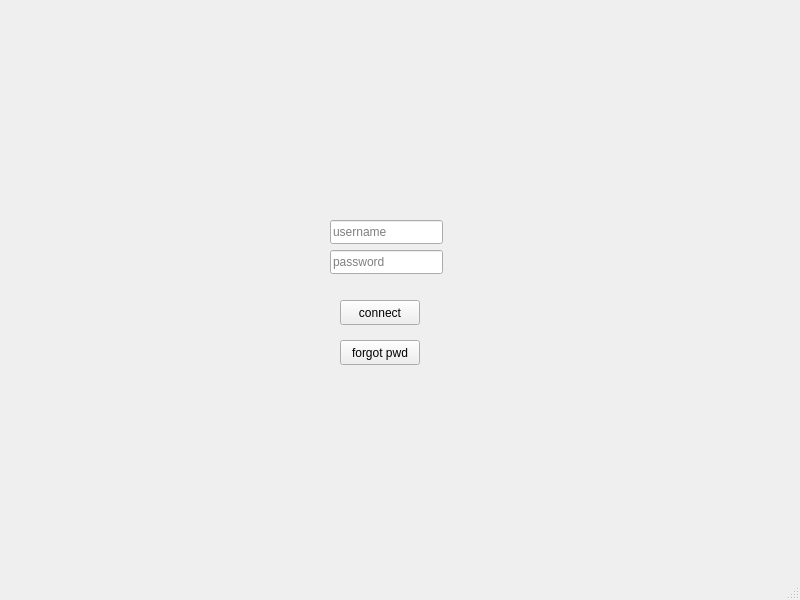
First picture: the form in app/main_login.ui, repository omegaBionic/maderation_front, before the edit.
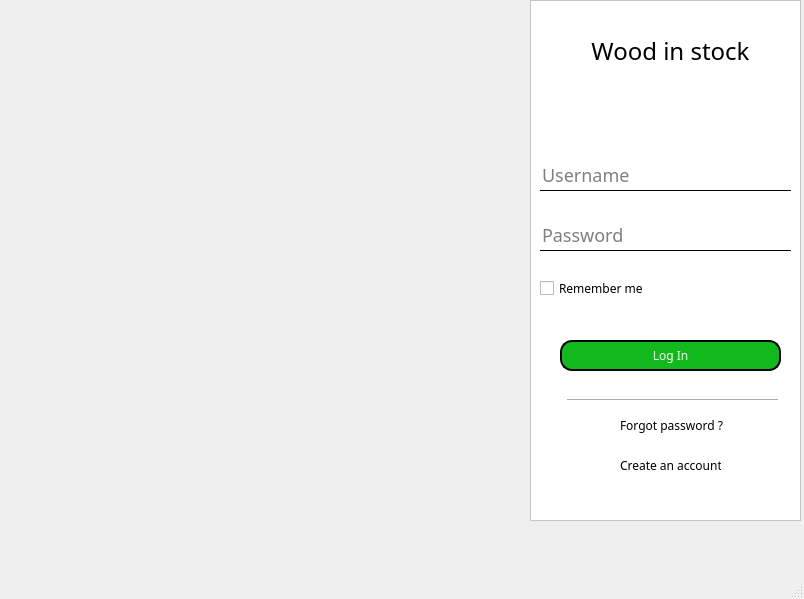
Second picture: the form after the edit. Icons and pictures are not drawn.

What changed in the file:
```diff
--- a/app/main_login.ui
+++ b/app/main_login.ui
@@ -6,67 +6,302 @@
    <rect>
     <x>0</x>
     <y>0</y>
-    <width>800</width>
-    <height>600</height>
+    <width>804</width>
+    <height>599</height>
    </rect>
   </property>
   <property name="windowTitle">
    <string>MainWindow</string>
   </property>
+  <property name="styleSheet">
+   <string notr="true">*{
+font-family:Futura LT;
+font-size:24px;
+}</string>
+  </property>
   <widget class="QWidget" name="centralwidget">
-   <widget class="QLineEdit" name="lineEdit_user">
+   <widget class="QFrame" name="frame">
     <property name="geometry">
      <rect>
-      <x>330</x>
-      <y>220</y>
-      <width>113</width>
-      <height>24</height>
+      <x>530</x>
+      <y>0</y>
+      <width>271</width>
+      <height>521</height>
      </rect>
     </property>
-    <property name="placeholderText">
-     <string>username</string>
+    <property name="styleSheet">
+     <string notr="true">QFrame{
+background:#ffffff;
+}</string>
     </property>
-   </widget>
-   <widget class="QLineEdit" name="lineEdit_pwd">
-    <property name="geometry">
-     <rect>
-      <x>330</x>
-      <y>250</y>
-      <width>113</width>
-      <height>24</height>
-     </rect>
+    <property name="frameShape">
+     <enum>QFrame::StyledPanel</enum>
     </property>
-    <property name="echoMode">
-     <enum>QLineEdit::Password</enum>
+    <property name="frameShadow">
+     <enum>QFrame::Raised</enum>
     </property>
-    <property name="placeholderText">
-     <string>password</string>
-    </property>
+    <widget class="QLabel" name="label">
+     <property name="geometry">
+      <rect>
+       <x>30</x>
+       <y>20</y>
+       <width>221</width>
+       <height>61</height>
+      </rect>
+     </property>
+     <property name="palette">
+      <palette>
+       <active>
+        <colorrole role="Button">
+         <brush brushstyle="SolidPattern">
+          <color alpha="255">
+           <red>255</red>
+           <green>255</green>
+           <blue>255</blue>
+          </color>
+         </brush>
+        </colorrole>
+        <colorrole role="Base">
+         <brush brushstyle="SolidPattern">
+          <color alpha="255">
+           <red>255</red>
+           <green>255</green>
+           <blue>255</blue>
+          </color>
+         </brush>
+        </colorrole>
+        <colorrole role="Window">
+         <brush brushstyle="SolidPattern">
+          <color alpha="255">
+           <red>255</red>
+           <green>255</green>
+           <blue>255</blue>
+          </color>
+         </brush>
+        </colorrole>
+       </active>
+       <inactive>
+        <colorrole role="Button">
+         <brush brushstyle="SolidPattern">
+          <color alpha="255">
+           <red>255</red>
+           <green>255</green>
+           <blue>255</blue>
+          </color>
+         </brush>
+        </colorrole>
+        <colorrole role="Base">
+         <brush brushstyle="SolidPattern">
+          <color alpha="255">
+           <red>255</red>
+           <green>255</green>
+           <blue>255</blue>
+          </color>
+         </brush>
+        </colorrole>
+        <colorrole role="Window">
+         <brush brushstyle="SolidPattern">
+          <color alpha="255">
+           <red>255</red>
+           <green>255</green>
+           <blue>255</blue>
+          </color>
+         </brush>
+        </colorrole>
+       </inactive>
+       <disabled>
+        <colorrole role="Button">
+         <brush brushstyle="SolidPattern">
+          <color alpha="255">
+           <red>255</red>
+           <green>255</green>
+           <blue>255</blue>
+          </color>
+         </brush>
+        </colorrole>
+        <colorrole role="Base">
+         <brush brushstyle="SolidPattern">
+          <color alpha="255">
+           <red>255</red>
+           <green>255</green>
+           <blue>255</blue>
+          </color>
+         </brush>
+        </colorrole>
+        <colorrole role="Window">
+         <brush brushstyle="SolidPattern">
+          <color alpha="255">
+           <red>255</red>
+           <green>255</green>
+           <blue>255</blue>
+          </color>
+         </brush>
+        </colorrole>
+       </disabled>
+      </palette>
+     </property>
+     <property name="layoutDirection">
+      <enum>Qt::LeftToRight</enum>
+     </property>
+     <property name="styleSheet">
+      <string notr="true">font: 24pt &quot;Futura LT&quot;;
+</string>
+     </property>
+     <property name="text">
+      <string>Wood in stock</string>
+     </property>
+     <property name="alignment">
+      <set>Qt::AlignCenter</set>
+     </property>
+    </widget>
+    <widget class="QPushButton" name="btn_login">
+     <property name="geometry">
+      <rect>
+       <x>30</x>
+       <y>340</y>
+       <width>221</width>
+       <height>31</height>
+      </rect>
+     </property>
+     <property name="styleSheet">
+      <string notr="true">QPushButton{
+font-size:12px;
+background:#11b91c;
+Border-radius:12px;
+border: 2px solid black;
+color:white;
+}</string>
+     </property>
+     <property name="text">
+      <string>Log In</string>
+     </property>
+    </widget>
+    <widget class="QLineEdit" name="lineEdit_user">
+     <property name="geometry">
+      <rect>
+       <x>10</x>
+       <y>160</y>
+       <width>251</width>
+       <height>31</height>
+      </rect>
+     </property>
+     <property name="styleSheet">
+      <string notr="true">background:none;
+border:none;
+border-bottom:1px solid black;
+font-size:18px;</string>
+     </property>
+     <property name="text">
+      <string/>
+     </property>
+     <property name="placeholderText">
+      <string>Username</string>
+     </property>
+    </widget>
+    <widget class="QLineEdit" name="lineEdit_pwd">
+     <property name="geometry">
+      <rect>
+       <x>10</x>
+       <y>220</y>
+       <width>251</width>
+       <height>31</height>
+      </rect>
+     </property>
+     <property name="styleSheet">
+      <string notr="true">background:none;
+border:none;
+border-bottom:1px solid black;
+font-size:18px;</string>
+     </property>
+     <property name="text">
+      <string/>
+     </property>
+     <property name="echoMode">
+      <enum>QLineEdit::Password</enum>
+     </property>
+     <property name="placeholderText">
+      <string>Password</string>
+     </property>
+    </widget>
+    <widget class="QLabel" name="lbl_pwd">
+     <property name="geometry">
+      <rect>
+       <x>90</x>
+       <y>410</y>
+       <width>121</width>
+       <height>31</height>
+      </rect>
+     </property>
+     <property name="styleSheet">
+      <string notr="true">font-size:12px;</string>
+     </property>
+     <property name="text">
+      <string>Forgot password ?</string>
+     </property>
+    </widget>
+    <widget class="Line" name="line">
+     <property name="geometry">
+      <rect>
+       <x>37</x>
+       <y>390</y>
+       <width>211</width>
+       <height>20</height>
+      </rect>
+     </property>
+     <property name="orientation">
+      <enum>Qt::Horizontal</enum>
+     </property>
+    </widget>
+    <widget class="QCheckBox" name="chk_remember">
+     <property name="geometry">
+      <rect>
+       <x>10</x>
+       <y>280</y>
+       <width>111</width>
+       <height>17</height>
+      </rect>
+     </property>
+     <property name="styleSheet">
+      <string notr="true">font-size:12px;</string>
+     </property>
+     <property name="text">
+      <string>Remember me</string>
+     </property>
+    </widget>
+    <widget class="QLabel" name="lbl_create_account">
+     <property name="geometry">
+      <rect>
+       <x>90</x>
+       <y>450</y>
+       <width>101</width>
+       <height>31</height>
+      </rect>
+     </property>
+     <property name="styleSheet">
+      <string notr="true">font-size:12px;</string>
+     </property>
+     <property name="text">
+      <string>Create an account</string>
+     </property>
+    </widget>
    </widget>
-   <widget class="QPushButton" name="pushButton_connect">
+   <widget class="QLabel" name="label_2">
     <property name="geometry">
      <rect>
-      <x>340</x>
-      <y>300</y>
-      <width>80</width>
-      <height>25</height>
+      <x>0</x>
+      <y>0</y>
+      <width>531</width>
+      <height>521</height>
      </rect>
     </property>
     <property name="text">
-     <string>connect</string>
+     <string/>
     </property>
-   </widget>
-   <widget class="QPushButton" name="pushButton_2">
-    <property name="geometry">
-     <rect>
-      <x>340</x>
-      <y>340</y>
-      <width>80</width>
-      <height>25</height>
-     </rect>
+    <property name="pixmap">
+     <pixmap>../../../../Users/XN5798/Pictures/woodhouse.jpg</pixmap>
     </property>
-    <property name="text">
-     <string>forgot pwd</string>
+    <property name="scaledContents">
+     <bool>true</bool>
     </property>
    </widget>
   </widget>
```
Left out of the diff: 4 changed lines with no effect on the pictures.
